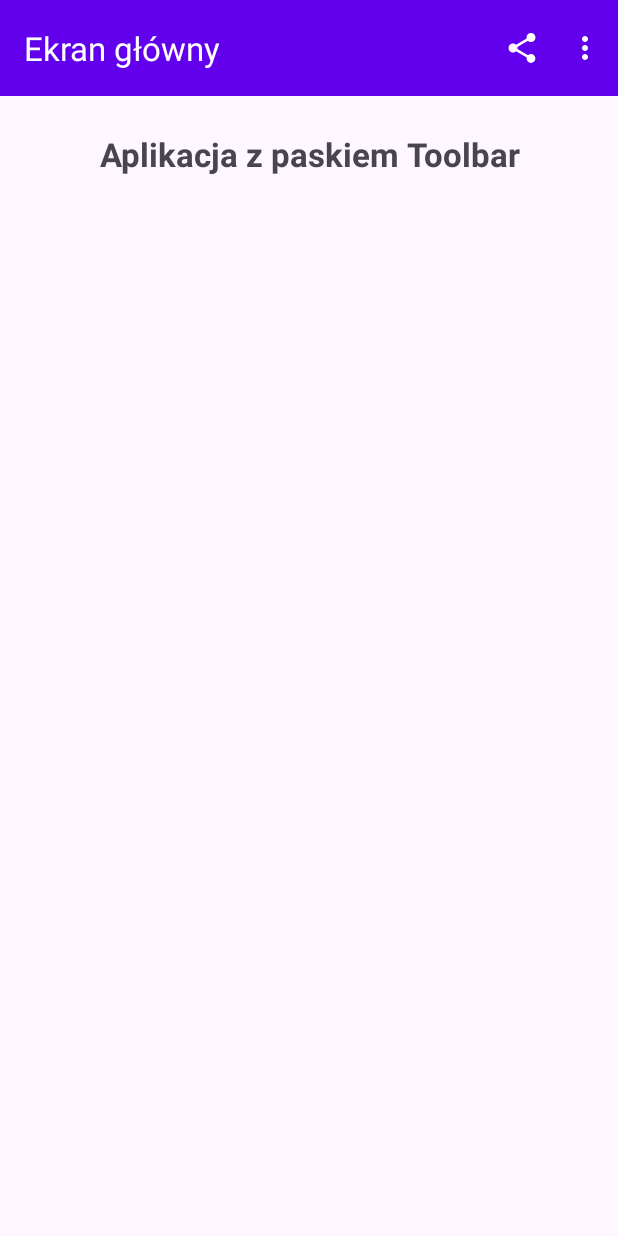
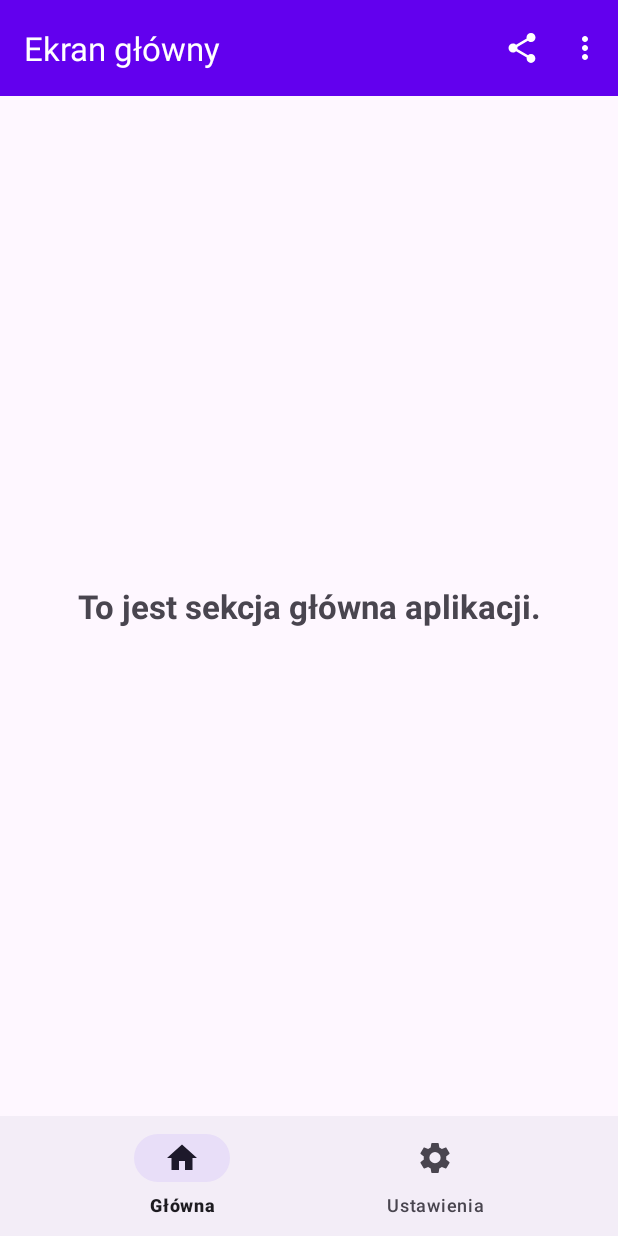
Before and after one commit to M1ki27/zad1-22.11-toolbar, an Android app: the screen it shows after launch (MainActivity), on a phone screen of 412 x 824 dp. Run offline under Robolectric (Android 15) with nearby library versions, the phone set to English and light mode, and no system bars.

Commit message:
feat: nawigacja dolna z dwiema sekcjami

```diff
--- a/app/src/main/java/com/example/myapplication/MainActivity.java
+++ b/app/src/main/java/com/example/myapplication/MainActivity.java
@@ -5,16 +5,23 @@ import android.content.Intent;
 import android.os.Bundle;
 import android.view.Menu;
 import android.view.MenuItem;
+import android.view.View;
+import android.widget.LinearLayout;
 import android.widget.TextView;
 import android.widget.Toast;
 
 import androidx.appcompat.app.AppCompatActivity;
 import androidx.appcompat.widget.Toolbar;
 
+import com.google.android.material.bottomnavigation.BottomNavigationView;
+
 public class MainActivity extends AppCompatActivity {
 
     private Toolbar toolbar;
     private TextView tvMainText;
+    private LinearLayout homeSection;
+    private LinearLayout settingsSection;
+    private BottomNavigationView bottomNavigation;
 
     @Override
     protected void onCreate(Bundle savedInstanceState) {
@@ -24,12 +31,56 @@ public class MainActivity extends AppCompatActivity {
 
         toolbar = findViewById(R.id.toolbar);
         tvMainText = findViewById(R.id.tvMainText);
+        homeSection = findViewById(R.id.homeSection);
+        settingsSection = findViewById(R.id.settingsSection);
+        bottomNavigation = findViewById(R.id.bottomNavigation);
 
         setSupportActionBar(toolbar);
 
         if (getSupportActionBar() != null) {
             getSupportActionBar().setTitle(
                     getString(R.string.toolbar_title)
+            );
+        }
+
+        bottomNavigation.setOnItemSelectedListener(item -> {
+            int id = item.getItemId();
+
+            if (id == R.id.navigation_home) {
+                showHomeSection();
+                return true;
+
+            } else if (id == R.id.navigation_settings) {
+                showSettingsSection();
+                return true;
+            }
+
+            return false;
+        });
+
+        bottomNavigation.setSelectedItemId(
+                R.id.navigation_home
+        );
+    }
+
+    private void showHomeSection() {
+        homeSection.setVisibility(View.VISIBLE);
+        settingsSection.setVisibility(View.GONE);
+
+        if (getSupportActionBar() != null) {
+            getSupportActionBar().setTitle(
+                    getString(R.string.toolbar_title)
+            );
+        }
+    }
+
+    private void showSettingsSection() {
+        homeSection.setVisibility(View.GONE);
+        settingsSection.setVisibility(View.VISIBLE);
+
+        if (getSupportActionBar() != null) {
+            getSupportActionBar().setTitle(
+                    getString(R.string.settings_title)
             );
         }
     }
--- /dev/null
+++ b/app/src/main/res/drawable/ic_home.xml
@@ -0,0 +1,13 @@
+<?xml version="1.0" encoding="utf-8"?>
+
+<vector xmlns:android="http://schemas.android.com/apk/res/android"
+    android:width="24dp"
+    android:height="24dp"
+    android:viewportWidth="24"
+    android:viewportHeight="24">
+
+    <path
+        android:fillColor="@android:color/black"
+        android:pathData="M10,20v-6h4v6h5v-8h3L12,3 2,12h3v8z" />
+
+</vector>
--- /dev/null
+++ b/app/src/main/res/drawable/ic_settings.xml
@@ -0,0 +1,13 @@
+<?xml version="1.0" encoding="utf-8"?>
+
+<vector xmlns:android="http://schemas.android.com/apk/res/android"
+    android:width="24dp"
+    android:height="24dp"
+    android:viewportWidth="24"
+    android:viewportHeight="24">
+
+    <path
+        android:fillColor="@android:color/black"
+        android:pathData="M19.43,12.98c0.04,-0.32 0.07,-0.65 0.07,-0.98s-0.02,-0.66 -0.07,-0.98l2.11,-1.65c0.19,-0.15 0.24,-0.42 0.12,-0.64l-2,-3.46c-0.12,-0.22 -0.37,-0.31 -0.6,-0.22l-2.49,1c-0.52,-0.4 -1.08,-0.73 -1.69,-0.98L14.5,2.42C14.47,2.18 14.25,2 14,2h-4c-0.25,0 -0.46,0.18 -0.5,0.42L9.12,5.07c-0.61,0.25 -1.17,0.59 -1.69,0.98l-2.49,-1c-0.23,-0.08 -0.48,0 -0.6,0.22l-2,3.46c-0.13,0.22 -0.07,0.49 0.12,0.64l2.11,1.65c-0.04,0.32 -0.08,0.65 -0.08,0.98s0.03,0.66 0.08,0.98l-2.11,1.65c-0.19,0.15 -0.24,0.42 -0.12,0.64l2,3.46c0.12,0.22 0.37,0.31 0.6,0.22l2.49,-1c0.52,0.4 1.08,0.73 1.69,0.98l0.38,2.65c0.04,0.24 0.25,0.42 0.5,0.42h4c0.25,0 0.46,-0.18 0.5,-0.42l0.38,-2.65c0.61,-0.25 1.17,-0.58 1.69,-0.98l2.49,1c0.23,0.08 0.48,0 0.6,-0.22l2,-3.46c0.12,-0.22 0.07,-0.49 -0.12,-0.64l-2.11,-1.65zM12,15.5A3.5,3.5 0,1 1,12,8a3.5,3.5 0,0 1,0,7.5z" />
+
+</vector>
--- a/app/src/main/res/layout/activity_main.xml
+++ b/app/src/main/res/layout/activity_main.xml
@@ -1,4 +1,3 @@
-
 
 <LinearLayout xmlns:android="http://schemas.android.com/apk/res/android"
     xmlns:app="http://schemas.android.com/apk/res-auto"
@@ -15,14 +14,57 @@
         app:titleTextColor="@color/white"
         app:theme="@style/ThemeOverlay.AppCompat.Dark.ActionBar" />
 
+    <FrameLayout
+        android:id="@+id/contentContainer"
+        android:layout_width="match_parent"
+        android:layout_height="0dp"
+        android:layout_weight="1">
+
+        <LinearLayout
+            android:id="@+id/homeSection"
+            android:layout_width="match_parent"
+            android:layout_height="match_parent"
+            android:gravity="center"
+            android:orientation="vertical"
+            android:padding="24dp">
+
             <TextView
                 android:id="@+id/tvMainText"
                 android:layout_width="match_parent"
                 android:layout_height="wrap_content"
-        android:layout_margin="24dp"
                 android:gravity="center"
                 android:text="@string/main_text"
                 android:textSize="22sp"
                 android:textStyle="bold" />
 
         </LinearLayout>
+
+        <LinearLayout
+            android:id="@+id/settingsSection"
+            android:layout_width="match_parent"
+            android:layout_height="match_parent"
+            android:gravity="center"
+            android:orientation="vertical"
+            android:padding="24dp"
+            android:visibility="gone">
+
+            <TextView
+                android:id="@+id/tvSettingsText"
+                android:layout_width="match_parent"
+                android:layout_height="wrap_content"
+                android:gravity="center"
+                android:text="@string/settings_text"
+                android:textSize="22sp"
+                android:textStyle="bold" />
+
+        </LinearLayout>
+
+    </FrameLayout>
+
+    <com.google.android.material.bottomnavigation.BottomNavigationView
+        android:id="@+id/bottomNavigation"
+        android:layout_width="match_parent"
+        android:layout_height="wrap_content"
+        app:menu="@menu/menu_bottom" />
+
+</LinearLayout>
--- /dev/null
+++ b/app/src/main/res/menu/menu_bottom.xml
@@ -0,0 +1,15 @@
+<?xml version="1.0" encoding="utf-8"?>
+
+<menu xmlns:android="http://schemas.android.com/apk/res/android">
+
+    <item
+        android:id="@+id/navigation_home"
+        android:icon="@drawable/ic_home"
+        android:title="@string/navigation_home" />
+
+    <item
+        android:id="@+id/navigation_settings"
+        android:icon="@drawable/ic_settings"
+        android:title="@string/navigation_settings" />
+
+</menu>
--- a/app/src/main/res/values/strings.xml
+++ b/app/src/main/res/values/strings.xml
@@ -1,3 +1,4 @@
+<?xml version="1.0" encoding="utf-8"?>
 
 <resources>
 
@@ -6,7 +7,15 @@
     <string name="toolbar_title">Ekran główny</string>
 
     <string name="main_text">
-        Aplikacja z paskiem Toolbar
+        To jest sekcja główna aplikacji.
+    </string>
+
+    <string name="settings_title">
+        Ustawienia
+    </string>
+
+    <string name="settings_text">
+        To jest sekcja ustawień aplikacji.
     </string>
 
     <string name="cleared_text">
@@ -48,4 +57,12 @@
         Wersja demonstracyjna wykonana na zajęcia z aplikacji mobilnych.
     </string>
 
+    <string name="navigation_home">
+        Główna
+    </string>
+
+    <string name="navigation_settings">
+        Ustawienia
+    </string>
+
 </resources>
```
Lines whose indentation alone changed are shown as unchanged.
